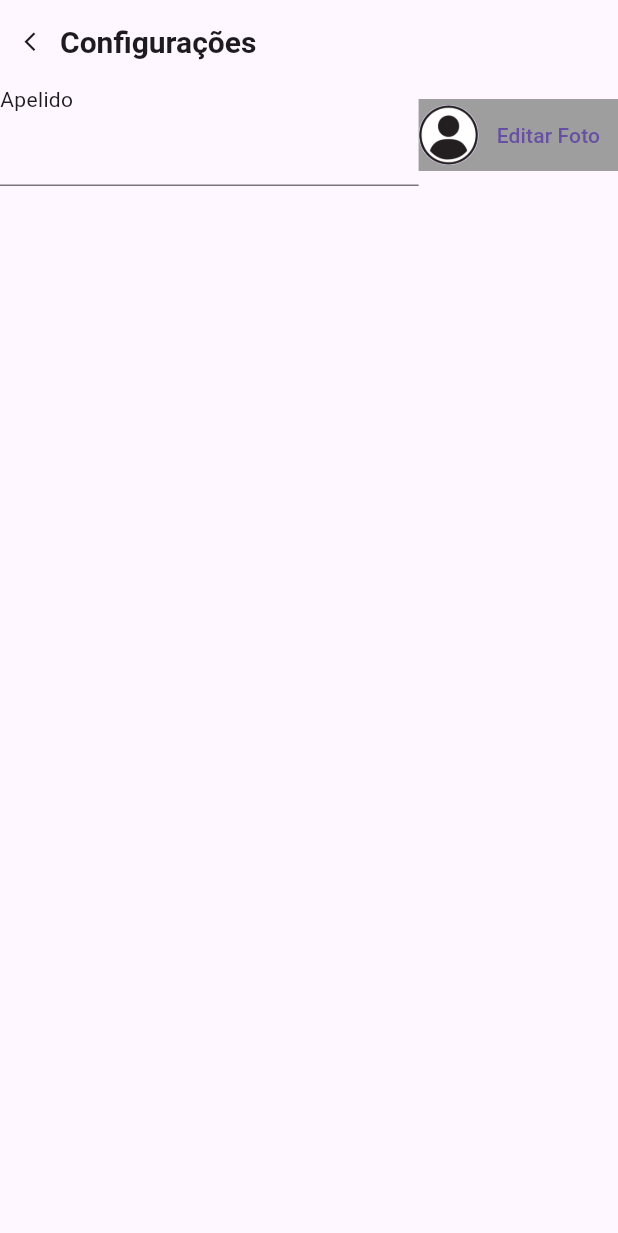
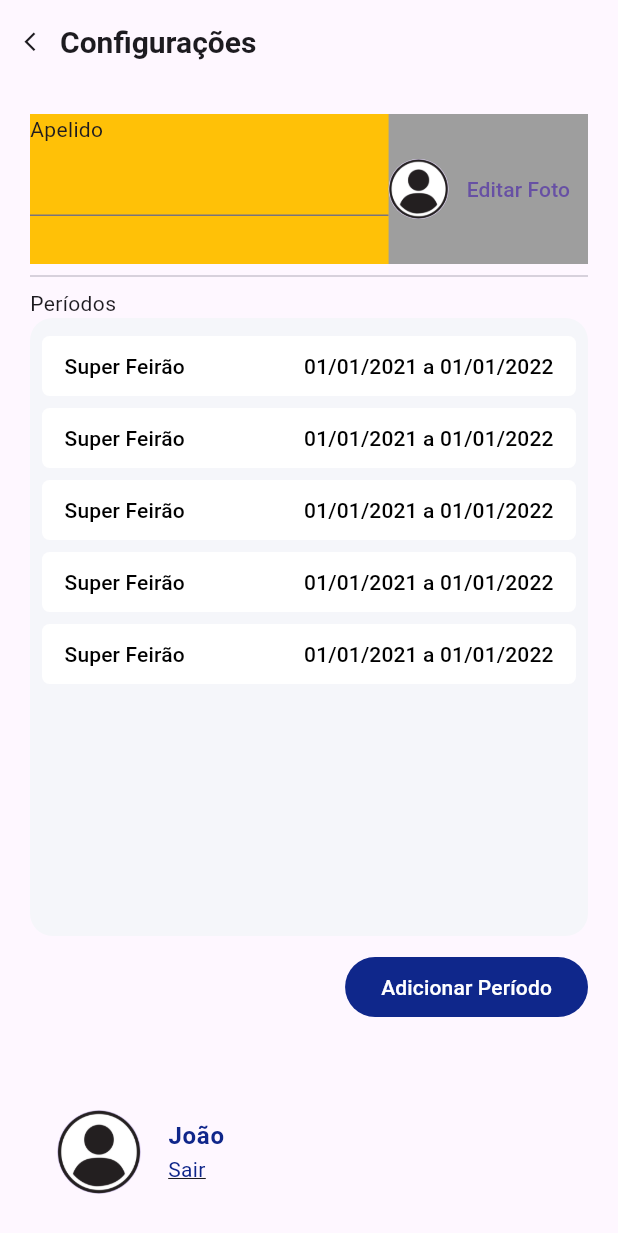
Before and after one commit to julianojstavares/flutter_5acf3936-641e-4b43-97e6-d7b847736091, a Flutter app: the SettingsPage screen opened by its route, on a phone screen of 412 x 824 dp. Shown: the top 1233 px of the screen. Run offline on Flutter 3.47's test engine with Material 3 defaults, Android fonts, the phone set to English and light mode, and no system bars; drawn by our look-alikes of auto_size_text; our stand-ins replace auto_route.

Commit message:
Working on settings page - header

```diff
--- a/lib/feature/settings/presentation/page/settings.dart
+++ b/lib/feature/settings/presentation/page/settings.dart
@@ -1,6 +1,8 @@
 import 'package:auto_route/auto_route.dart';
 import 'package:flutter/material.dart';
 
+import '../widgets/content_widget.dart';
+import '../widgets/footer_widget.dart';
 import '../widgets/header_widget.dart';
 import '../widgets/settings_page_appbar.dart';
 
@@ -12,10 +14,19 @@ class SettingsPage extends StatelessWidget {
   Widget build(BuildContext context) {
     return const Scaffold(
       appBar: SettingsPageAppBar(),
-      body: Column(
-        children: [
-          HeaderWidget(),
-        ],
+      body: SafeArea(
+        child: Padding(
+          padding: EdgeInsets.all(20),
+          child: Column(
+            children: [
+              HeaderWidget(),
+              Divider(),
+              ContentWidget(),
+              SizedBox(height: 50),
+              FooterWidget(),
+            ],
+          ),
+        ),
       ),
     );
   }
--- /dev/null
+++ b/lib/feature/settings/presentation/widgets/content_widget.dart
@@ -0,0 +1,78 @@
+import 'package:auto_size_text/auto_size_text.dart';
+import 'package:flutter/material.dart';
+
+import 'list_item.dart';
+
+class ContentWidget extends StatelessWidget {
+  const ContentWidget({
+    super.key,
+  });
+
+  @override
+  Widget build(BuildContext context) {
+    return Flexible(
+      child: Column(
+        children: [
+          const Row(
+            children: [
+              AutoSizeText("Períodos"),
+            ],
+          ),
+          Flexible(
+            child: Container(
+              decoration: BoxDecoration(
+                color: const Color.fromRGBO(245, 246, 250, 1),
+                borderRadius: BorderRadius.circular(15),
+              ),
+              child: ListView(
+                padding: const EdgeInsets.all(8),
+                children: const [
+                  ListItem(
+                    title: "Super Feirão",
+                    startDate: "01/01/2021",
+                    endDate: "01/01/2022",
+                  ),
+                  ListItem(
+                    title: "Super Feirão",
+                    startDate: "01/01/2021",
+                    endDate: "01/01/2022",
+                  ),
+                  ListItem(
+                    title: "Super Feirão",
+                    startDate: "01/01/2021",
+                    endDate: "01/01/2022",
+                  ),
+                  ListItem(
+                    title: "Super Feirão",
+                    startDate: "01/01/2021",
+                    endDate: "01/01/2022",
+                  ),
+                  ListItem(
+                    title: "Super Feirão",
+                    startDate: "01/01/2021",
+                    endDate: "01/01/2022",
+                  ),
+                ],
+              ),
+            ),
+          ),
+          const SizedBox(height: 10),
+          Row(
+            mainAxisAlignment: MainAxisAlignment.end,
+            children: [
+              FilledButton(
+                onPressed: () {},
+                style: const ButtonStyle(
+                  backgroundColor: MaterialStatePropertyAll(
+                    Color.fromRGBO(15, 39, 139, 1),
+                  ),
+                ),
+                child: const AutoSizeText("Adicionar Período"),
+              ),
+            ],
+          ),
+        ],
+      ),
+    );
+  }
+}
--- /dev/null
+++ b/lib/feature/settings/presentation/widgets/footer_widget.dart
@@ -0,0 +1,39 @@
+import 'package:auto_size_text/auto_size_text.dart';
+import 'package:flutter/material.dart';
+
+class FooterWidget extends StatelessWidget {
+  const FooterWidget({
+    super.key,
+  });
+
+  @override
+  Widget build(BuildContext context) {
+    return ListTile(
+      leading: const CircleAvatar(
+        backgroundImage: AssetImage("assets/images/profile.png"),
+        radius: 30,
+      ),
+      title: const AutoSizeText(
+        "João",
+        style: TextStyle(
+          color: Color.fromRGBO(15, 38, 138, 1),
+          fontWeight: FontWeight.bold,
+        ),
+      ),
+      subtitle: Row(
+        children: [
+          InkWell(
+            onTap: () {},
+            child: const AutoSizeText(
+              "Sair",
+              style: TextStyle(
+                color: Color.fromRGBO(15, 38, 138, 1),
+                decoration: TextDecoration.underline,
+              ),
+            ),
+          ),
+        ],
+      ),
+    );
+  }
+}
--- a/lib/feature/settings/presentation/widgets/header_widget.dart
+++ b/lib/feature/settings/presentation/widgets/header_widget.dart
@@ -8,7 +8,11 @@ class HeaderWidget extends StatelessWidget {
 
   @override
   Widget build(BuildContext context) {
-    return Row(
+    return Container(
+      color: Colors.amber,
+      height: 100,
+      child: Row(
+        crossAxisAlignment: CrossAxisAlignment.stretch,
         children: [
           const Flexible(
             child: Column(
@@ -34,6 +38,7 @@ class HeaderWidget extends StatelessWidget {
             ),
           ),
         ],
+      ),
     );
   }
 }
--- /dev/null
+++ b/lib/feature/settings/presentation/widgets/list_item.dart
@@ -0,0 +1,48 @@
+import 'package:auto_size_text/auto_size_text.dart';
+import 'package:flutter/material.dart';
+
+class ListItem extends StatelessWidget {
+  final String title;
+  final String startDate;
+  final String endDate;
+
+  const ListItem({
+    super.key,
+    required this.title,
+    required this.startDate,
+    required this.endDate,
+  });
+
+  @override
+  Widget build(BuildContext context) {
+    return FilledButton(
+      style: const ButtonStyle(
+        padding: MaterialStatePropertyAll(
+          EdgeInsets.symmetric(horizontal: 15),
+        ),
+        backgroundColor: MaterialStatePropertyAll(Colors.white),
+        foregroundColor: MaterialStatePropertyAll(Colors.black),
+        overlayColor: MaterialStatePropertyAll(Colors.blue),
+        shape: MaterialStatePropertyAll(
+          RoundedRectangleBorder(
+            borderRadius: BorderRadius.all(Radius.circular(5)),
+          ),
+        ),
+      ),
+      onPressed: () {},
+      child: Row(
+        mainAxisAlignment: MainAxisAlignment.spaceBetween,
+        children: [
+          AutoSizeText(title),
+          Row(
+            children: [
+              AutoSizeText(startDate),
+              const AutoSizeText(" a "),
+              AutoSizeText(endDate),
+            ],
+          ),
+        ],
+      ),
+    );
+  }
+}
```
Lines whose indentation alone changed are shown as unchanged.
